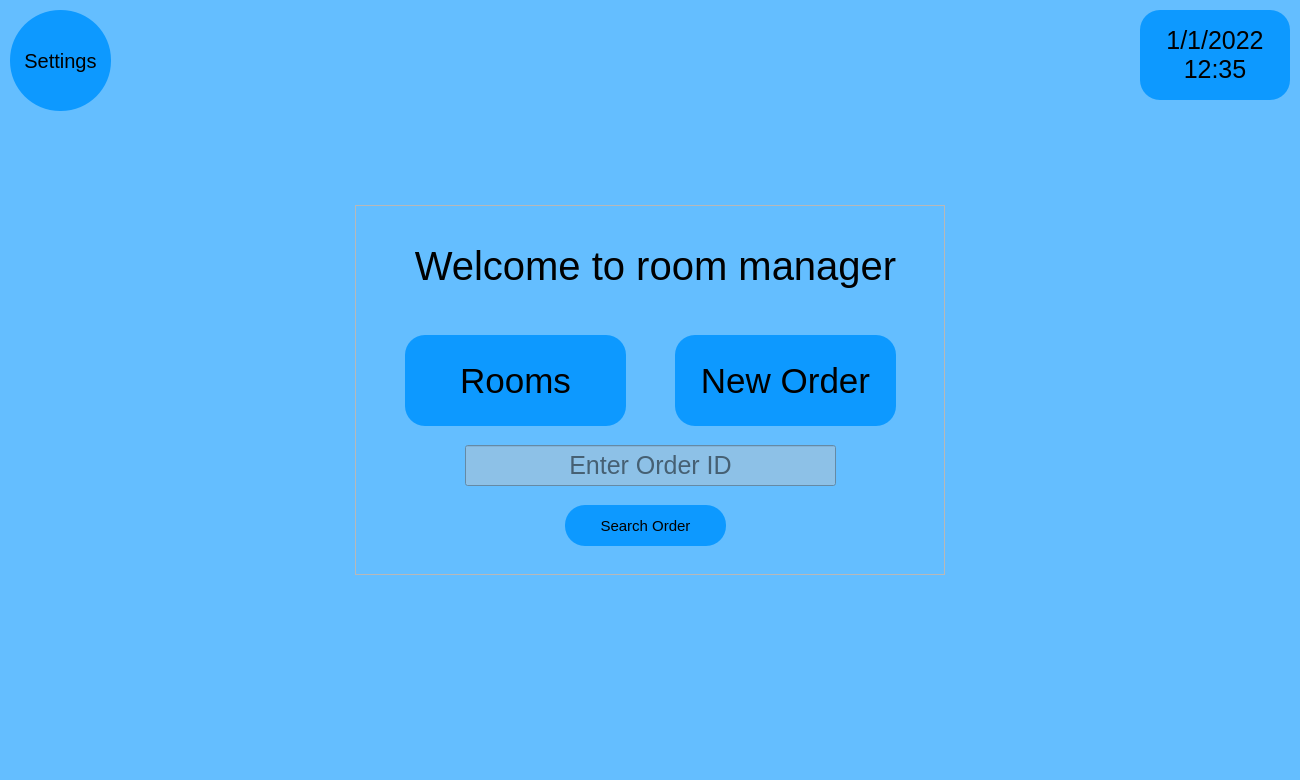
Mandalflik02/Room_Management_Hotels, file src/UI/UI_Files/main_page.ui: the form before one commit.
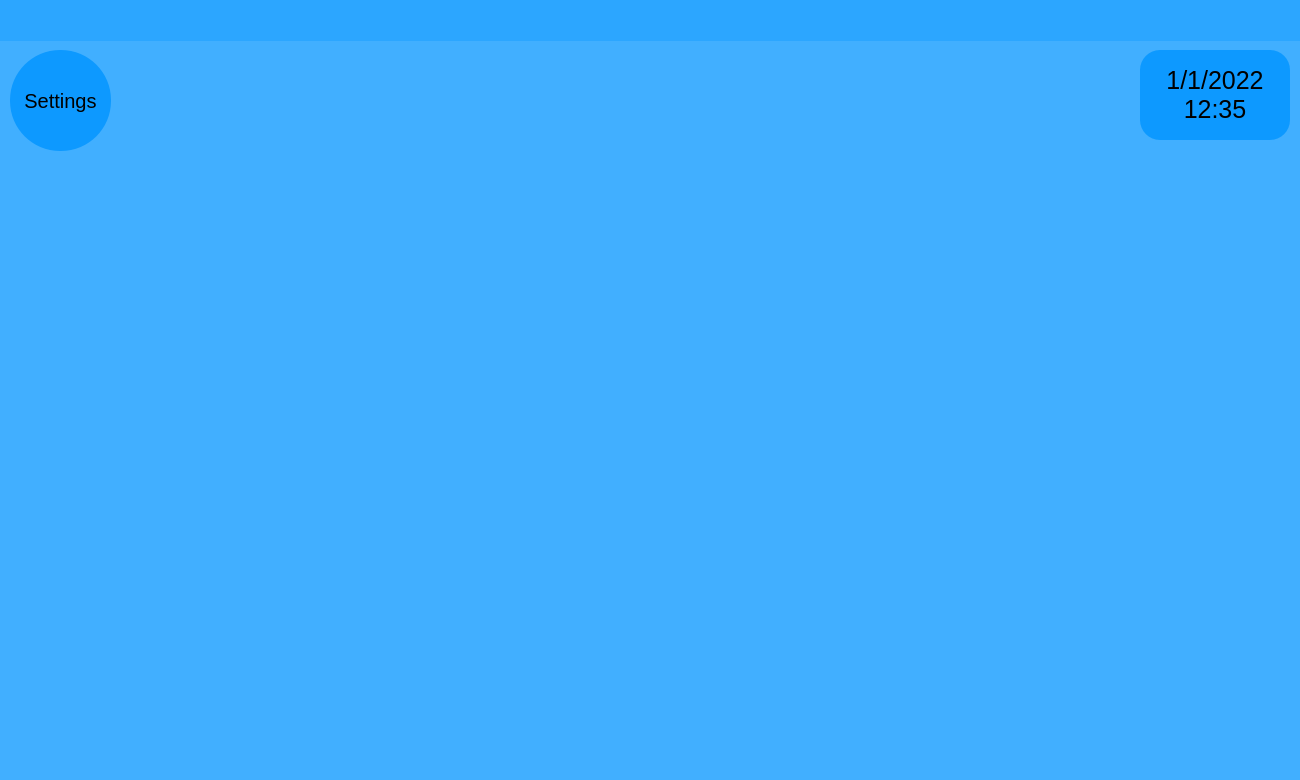
The form after the commit.

```diff
--- a/src/UI/UI_Files/main_page.ui
+++ b/src/UI/UI_Files/main_page.ui
@@ -1,7 +1,7 @@
 <?xml version="1.0" encoding="UTF-8"?>
 <ui version="4.0">
- <class>Main_Page</class>
- <widget class="QWidget" name="Main_Page">
+ <class>MainWindow</class>
+ <widget class="QMainWindow" name="MainWindow">
   <property name="geometry">
    <rect>
     <x>0</x>
@@ -13,137 +13,19 @@
   <property name="windowTitle">
    <string>Room Manager</string>
   </property>
-  <property name="whatsThis">
-   <string/>
+  <property name="layoutDirection">
+   <enum>Qt::LeftToRight</enum>
   </property>
   <property name="styleSheet">
    <string notr="true">background-color: rgba(13, 153, 255,0.4);
 font: 8pt &quot;Calibri&quot;;</string>
   </property>
-  <widget class="QFrame" name="center_frame">
-   <property name="geometry">
-    <rect>
-     <x>355</x>
-     <y>205</y>
-     <width>590</width>
-     <height>370</height>
-    </rect>
-   </property>
-   <property name="styleSheet">
-    <string notr="true">background-color: none;</string>
-   </property>
-   <property name="frameShape">
-    <enum>QFrame::StyledPanel</enum>
-   </property>
-   <property name="frameShadow">
-    <enum>QFrame::Raised</enum>
-   </property>
-   <widget class="QPushButton" name="search_order_button">
-    <property name="geometry">
-     <rect>
-      <x>210</x>
-      <y>300</y>
-      <width>161</width>
-      <height>41</height>
-     </rect>
-    </property>
-    <property name="styleSheet">
-     <string notr="true">background-color: rgb(13, 153, 255);
-border-radius:20px;
-font-size:15px;
-</string>
-    </property>
-    <property name="text">
-     <string>Search Order</string>
-    </property>
-   </widget>
-   <widget class="QLineEdit" name="search_order_line_edit">
-    <property name="geometry">
-     <rect>
-      <x>110</x>
-      <y>240</y>
-      <width>371</width>
-      <height>41</height>
-     </rect>
-    </property>
-    <property name="styleSheet">
-     <string notr="true">font-size:25px;
-background-color: rgb(141, 193, 231);</string>
-    </property>
-    <property name="maxLength">
-     <number>8</number>
-    </property>
-    <property name="alignment">
-     <set>Qt::AlignCenter</set>
-    </property>
-    <property name="placeholderText">
-     <string>Enter Order ID</string>
-    </property>
-   </widget>
-   <widget class="QPushButton" name="rooms_button">
-    <property name="geometry">
-     <rect>
-      <x>50</x>
-      <y>130</y>
-      <width>221</width>
-      <height>91</height>
-     </rect>
-    </property>
-    <property name="styleSheet">
-     <string notr="true">background-color: rgb(13, 153, 255);
-border-radius:20px;
-font-size:35px;
-</string>
-    </property>
-    <property name="text">
-     <string>Rooms</string>
-    </property>
-   </widget>
-   <widget class="QPushButton" name="new_order_button">
-    <property name="geometry">
-     <rect>
-      <x>320</x>
-      <y>130</y>
-      <width>221</width>
-      <height>91</height>
-     </rect>
-    </property>
-    <property name="styleSheet">
-     <string notr="true">background-color: rgb(13, 153, 255);
-border-radius:20px;
-font-size:35px;
-</string>
-    </property>
-    <property name="text">
-     <string>New Order</string>
-    </property>
-   </widget>
-   <widget class="QLabel" name="title_label">
-    <property name="geometry">
-     <rect>
-      <x>50</x>
-      <y>20</y>
-      <width>501</width>
-      <height>81</height>
-     </rect>
-    </property>
-    <property name="styleSheet">
-     <string notr="true">font-size:40px;
-</string>
-    </property>
-    <property name="text">
-     <string>Welcome to room manager</string>
-    </property>
-    <property name="alignment">
-     <set>Qt::AlignCenter</set>
-    </property>
-   </widget>
-  </widget>
+  <widget class="QWidget" name="centralwidget">
   <widget class="QLabel" name="time_label">
    <property name="geometry">
     <rect>
      <x>1140</x>
-     <y>10</y>
+      <y>50</y>
      <width>150</width>
      <height>90</height>
     </rect>
@@ -166,7 +48,7 @@
    <property name="geometry">
     <rect>
      <x>10</x>
-     <y>10</y>
+      <y>50</y>
      <width>101</width>
      <height>101</height>
     </rect>
@@ -184,6 +66,57 @@
     <bool>false</bool>
    </property>
   </widget>
+   <widget class="QWidget" name="verticalLayoutWidget">
+    <property name="geometry">
+     <rect>
+      <x>0</x>
+      <y>0</y>
+      <width>1301</width>
+      <height>41</height>
+     </rect>
+    </property>
+    <layout class="QVBoxLayout" name="top_widget">
+     <property name="spacing">
+      <number>0</number>
+     </property>
+     <property name="sizeConstraint">
+      <enum>QLayout::SetMinimumSize</enum>
+     </property>
+     <property name="leftMargin">
+      <number>0</number>
+     </property>
+     <property name="topMargin">
+      <number>0</number>
+     </property>
+     <property name="rightMargin">
+      <number>0</number>
+     </property>
+    </layout>
+   </widget>
+   <widget class="QStackedWidget" name="widget_section">
+    <property name="geometry">
+     <rect>
+      <x>0</x>
+      <y>160</y>
+      <width>1300</width>
+      <height>610</height>
+     </rect>
+    </property>
+    <property name="styleSheet">
+     <string notr="true">background-color: transparent;</string>
+    </property>
+    <property name="currentIndex">
+     <number>0</number>
+    </property>
+    <widget class="QWidget" name="page"/>
+    <widget class="QWidget" name="page_2"/>
+   </widget>
+  </widget>
+  <action name="actiondfg">
+   <property name="text">
+    <string>dfg</string>
+   </property>
+  </action>
  </widget>
  <resources/>
  <connections/>
```
Left out of the diff: 2 changed lines with no effect on the pictures. Lines whose indentation alone changed are shown as unchanged.
